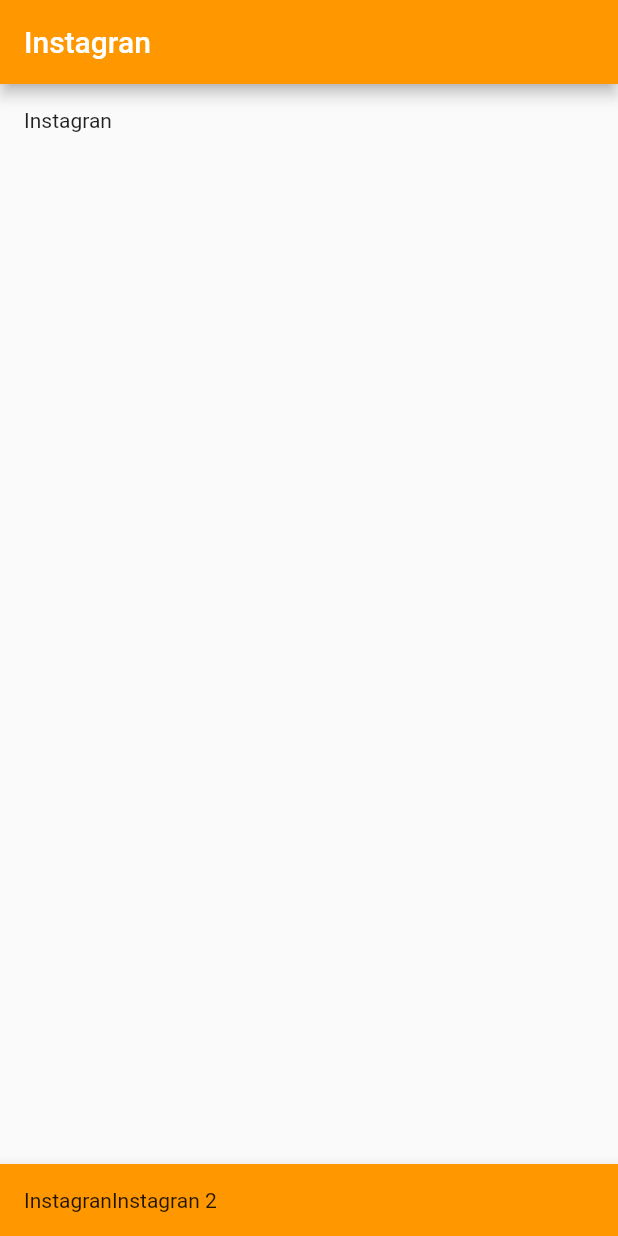
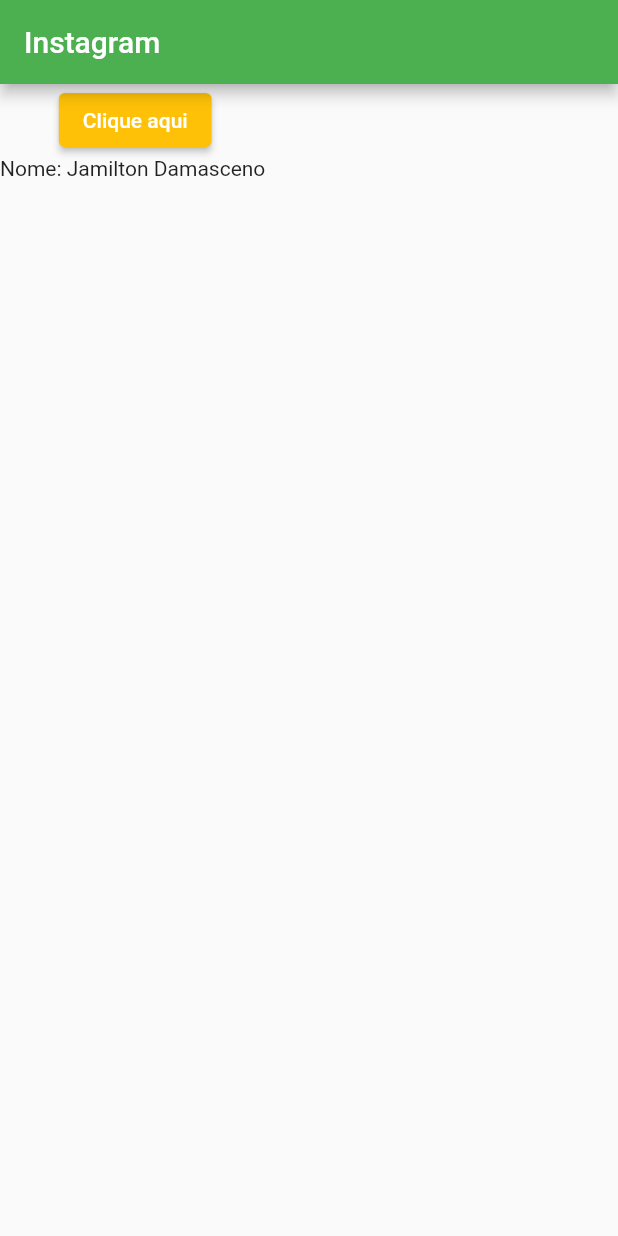
Before and after one commit to Mynameisjohndev/flutterStudying, a Flutter app: the screen it shows after launch, on a phone screen of 412 x 824 dp. Run offline on Flutter 3.47's test engine with Material 2 defaults, Android fonts, the phone set to English and light mode, and no system bars.

```diff
--- a/second_app/lib/main.dart
+++ b/second_app/lib/main.dart
@@ -1,32 +1,84 @@
 import 'package:flutter/material.dart';
 
-void main() {
+void main(){
+
   runApp(MaterialApp(
     debugShowCheckedModeBanner: false,
-    home: Scaffold(
+    home: HomeStateful(),
+  ));
+
+}
+
+class HomeStateful extends StatefulWidget {
+  @override
+  _HomeStatefulState createState() => _HomeStatefulState();
+}
+
+class _HomeStatefulState extends State<HomeStateful> {
+
+  var _texto = "Jamilton Damasceno";
+
+  @override
+  Widget build(BuildContext context) {
+
+    print("Build chamado");
+
+    return Scaffold(
       appBar: AppBar(
-        title: Text('Instagran'),
-        backgroundColor: Colors.orange,
+        title: Text( "Instagram" ),
+        backgroundColor: Colors.green,
+      ),
+      body: Container(
+        child: Column(
+          children: <Widget>[
+            ElevatedButton(
+                onPressed: (){
+                  setState(() {
+                    _texto = "Curso Flutter";
+                  });
+                },
+                child: Text("Clique aqui"),
+                style: ElevatedButton.styleFrom(
+                  primary: Colors.amber
+                ),
+            ),
+            Text("Nome: $_texto ")
+          ],
+        ),
+      ),
+
+    );
+  }
+}
+
+
+class Home extends StatelessWidget {
+  @override
+  Widget build(BuildContext context) {
+
+    var _titulo = "Instagram";
+
+    return Scaffold(
+      appBar: AppBar(
+        title: Text( _titulo ),
+        backgroundColor: Colors.green,
       ),
       body: Padding(
         padding: EdgeInsets.all(16),
-        child: Text('Instagran'),
+        child: Text("Conteúdo principal"),
       ),
       bottomNavigationBar: BottomAppBar(
-        color: Colors.orange,
+        color: Colors.lightGreen,
         child: Padding(
           padding: EdgeInsets.all(16),
           child: Row(
-              //EIXO Y
-              crossAxisAlignment: CrossAxisAlignment.center,
-              //EIXO X
-              // mainAxisAlignment: MainAxisAlignment.center,
-              children: <Widget>[
-                Text('Instagran'),
-                Text('Instagran 2'),
-              ]),
+            children: <Widget>[
+              Text("Texto 1"),
+              Text("Texto 1"),
+            ],
+          ),
         ),
       ),
-    ),
-  ));
+    );
+  }
 }
```
